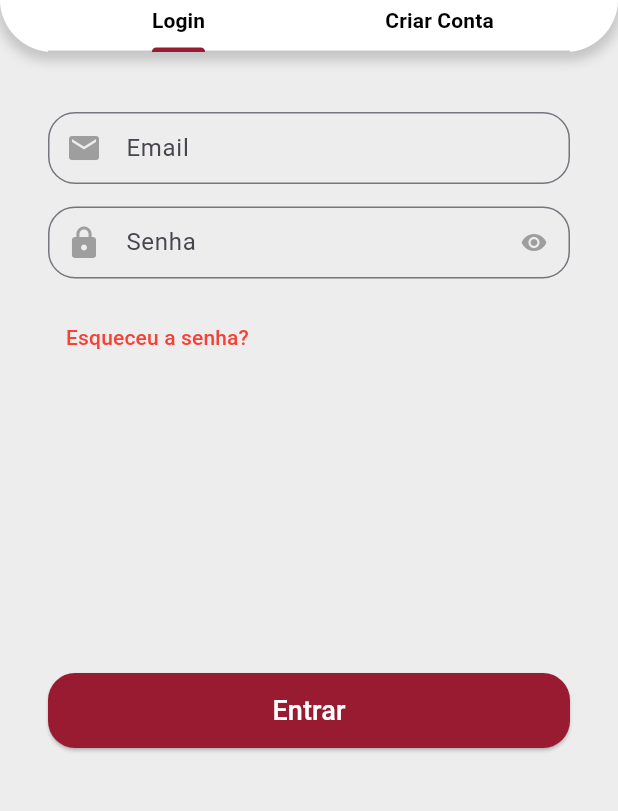
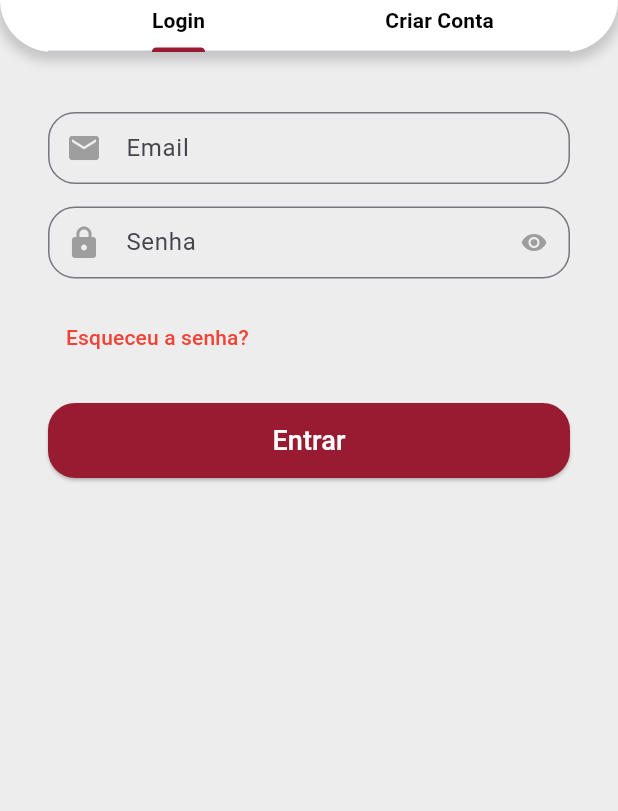
Before and after one commit to laisriquieri/passaporte_culinario, a Flutter app: the screen it shows after launch, after a tap on "Vamos começar!", on a phone screen of 412 x 824 dp, the part 413-1224 px from its top. Run offline on Flutter 3.47's test engine with Material 3 defaults, Android fonts, the phone set to English and light mode, and no system bars; our stand-ins replace carousel_slider, mask_text_input_formatter, rive, shimmer; network calls fail.

Commit message:
ajustes na tela login

```diff
--- a/lib/src/pages/auth/sign_in_page.dart
+++ b/lib/src/pages/auth/sign_in_page.dart
@@ -24,10 +24,11 @@ class SignInScreen extends StatelessWidget {
     return DefaultTabController(
       length: 2,
       child: Scaffold(
+        resizeToAvoidBottomInset: true,
         backgroundColor: CustomColors.customSwatchColor,
         body: Column(
           children: [
-            //Card branco
+            // Card branco
             Container(
               padding: const EdgeInsets.only(
                 left: 32,
@@ -90,21 +91,19 @@ class SignInScreen extends StatelessWidget {
               child: TabBarView(
                 children: [
                   // Login
-                  Container(
+                  SingleChildScrollView(
+                    child: Container(
                       padding: const EdgeInsets.symmetric(
                         horizontal: 32,
                         vertical: 40,
                       ),
-                    child: SingleChildScrollView(
                       child: Column(
                         crossAxisAlignment: CrossAxisAlignment.stretch,
                         children: [
-                          // Email
                           const CustomTextField(
                             icon: Icons.email,
                             label: "Email",
                           ),
-                          // Senha
                           const CustomTextField(
                             icon: Icons.lock,
                             label: "Senha",
@@ -122,10 +121,11 @@ class SignInScreen extends StatelessWidget {
                               ),
                             ),
                           ),
-                          const SizedBox(
-                            height: 200,
+                          SizedBox(
+                            height: 20,
                           ),
                           SizedBox(
+                            width: double.infinity,
                             height: 50,
                             child: ElevatedButton(
                               style: ElevatedButton.styleFrom(
@@ -158,21 +158,13 @@ class SignInScreen extends StatelessWidget {
                   ),
                   // Criar Conta
                   SingleChildScrollView(
-                    child: SizedBox(
-                      height: size.height,
-                      width: size.width,
-                      child: Stack(
-                        children: [
-                          Column(
-                            children: [
-                              Container(
+                    child: Container(
                       padding: const EdgeInsets.symmetric(
                         horizontal: 32,
                         vertical: 40,
                       ),
                       child: Column(
-                                  crossAxisAlignment:
-                                      CrossAxisAlignment.stretch,
+                        crossAxisAlignment: CrossAxisAlignment.stretch,
                         children: [
                           const CustomTextField(
                             icon: Icons.email,
@@ -187,18 +179,17 @@ class SignInScreen extends StatelessWidget {
                             icon: Icons.person,
                             label: 'Nome',
                           ),
-                                    const SizedBox(
-                                      height: 180,
+                          SizedBox(
+                            height: 20,
                           ),
                           SizedBox(
+                            width: double.infinity,
                             height: 50,
                             child: ElevatedButton(
                               style: ElevatedButton.styleFrom(
-                                          backgroundColor:
-                                              const Color(0xFF991b32),
+                                backgroundColor: const Color(0xFF991b32),
                                 shape: RoundedRectangleBorder(
-                                            borderRadius:
-                                                BorderRadius.circular(18),
+                                  borderRadius: BorderRadius.circular(18),
                                 ),
                               ),
                               onPressed: () {},
@@ -214,11 +205,6 @@ class SignInScreen extends StatelessWidget {
                         ],
                       ),
                     ),
-                            ],
-                          ),
-                        ],
-                      ),
-                    ),
                   ),
                 ],
               ),
```
Also changed, not shown: lib/src/pages/profile.dart (+19 -20 lines). Lines whose indentation alone changed are shown as unchanged.
